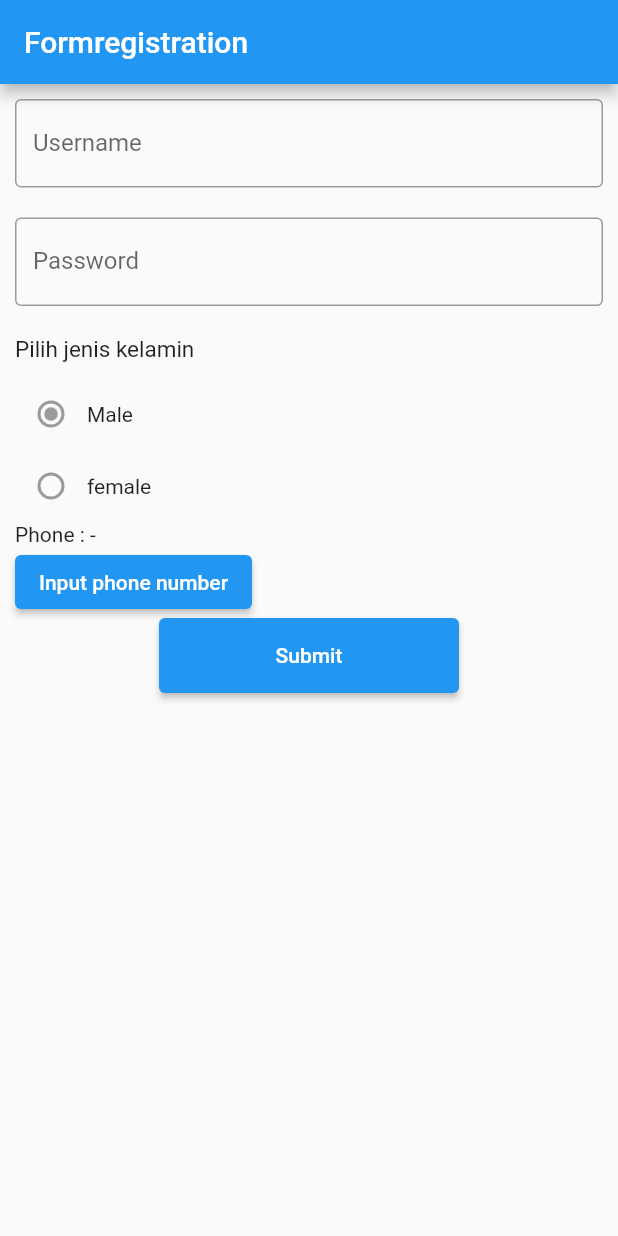
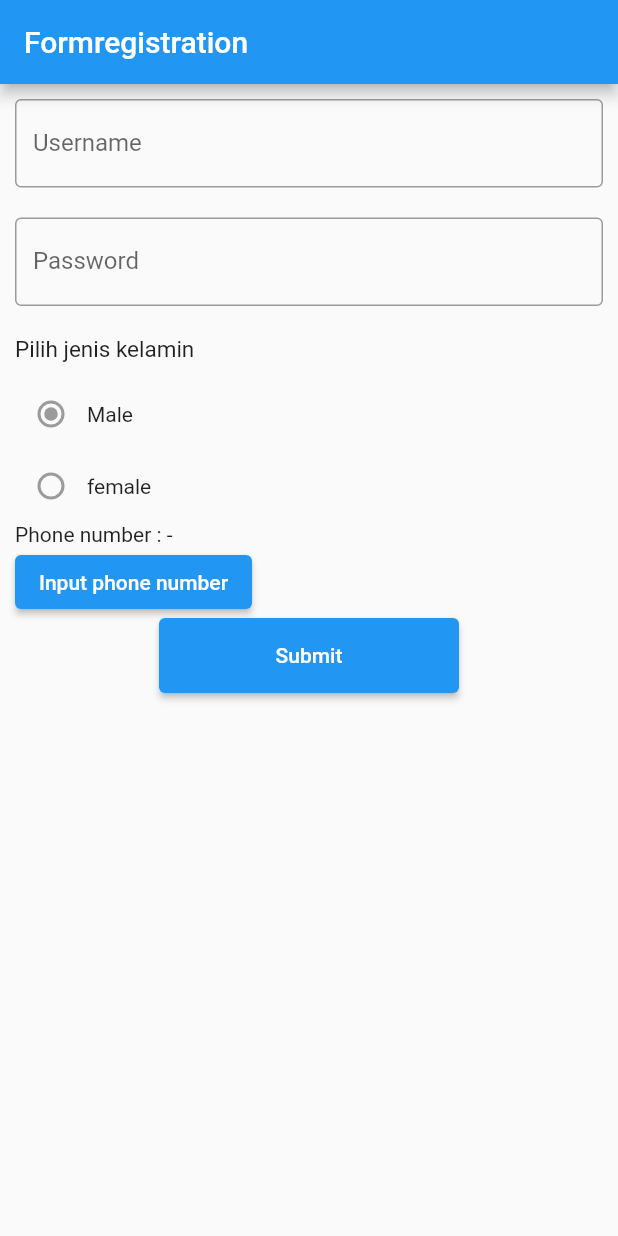
Before and after one commit to Andra70/latihan_flutter, a Flutter app: the screen it shows after launch, on a phone screen of 412 x 824 dp. Run offline on Flutter 3.47's test engine with Material 2 defaults, Android fonts, the phone set to English and light mode, and no system bars; our stand-ins replace rflutter_alert.

Commit message:
phone number

```diff
--- a/lib/FormRegistration.dart
+++ b/lib/FormRegistration.dart
@@ -75,7 +75,7 @@ class _FormRegistrationState extends State<FormRegistration> {
                 Text("female")
               ],
             ),
-            Text("Phone : "+myPhone),
+            Text("Phone number : "+myPhone),
             ElevatedButton(
                 onPressed: () async {
                   final result = await Navigator.push(
```
